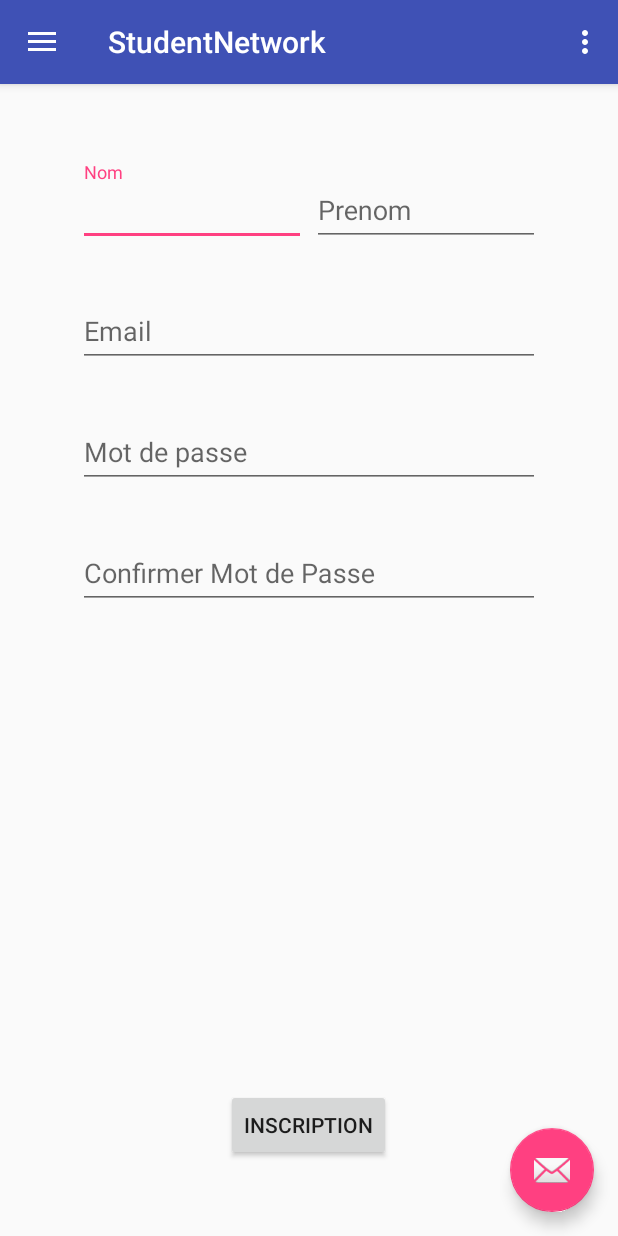
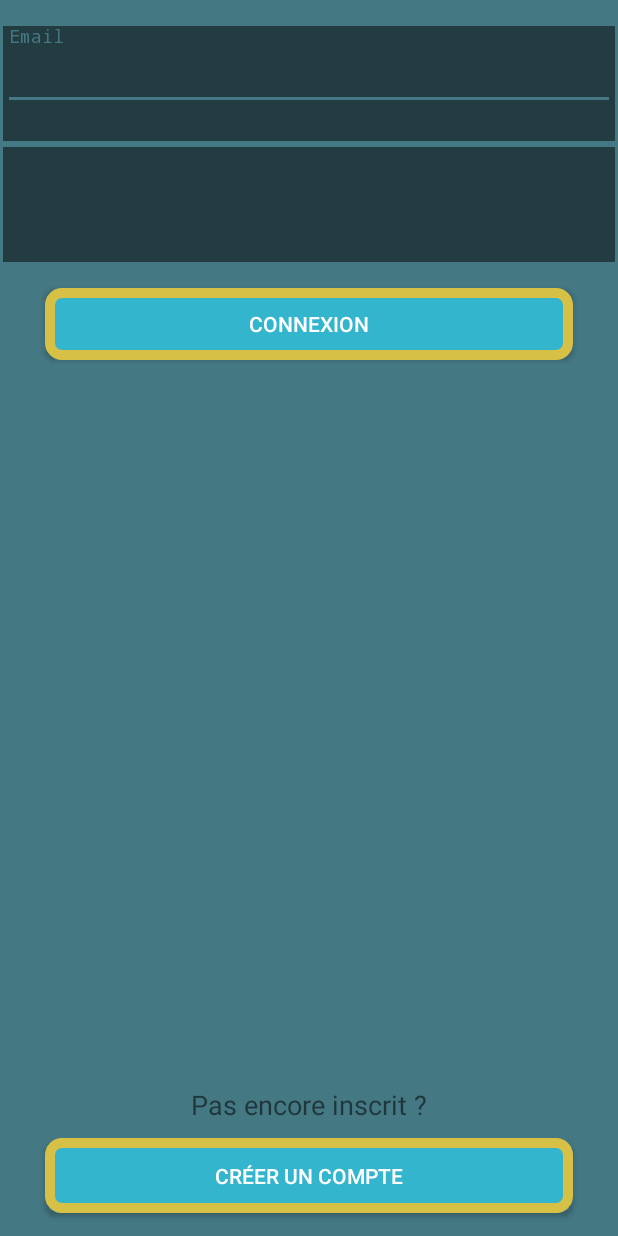
Before and after one commit to KikooNatBG/student-android, an Android app: the screen it shows after launch (NetworkActivity before the commit, LoginActivity after it), on a phone screen of 412 x 824 dp. Run offline under Robolectric (Android 15) with nearby library versions, the phone set to English and light mode, and no system bars.

Commit message:
App style(colors) + custom button + login

```diff
--- a/app/src/main/AndroidManifest.xml
+++ b/app/src/main/AndroidManifest.xml
@@ -23,6 +23,12 @@
                 <category android:name="android.intent.category.LAUNCHER" />
             </intent-filter>
         </activity>
+        <activity
+            android:name=".LoginActivity"
+            android:label="@string/connection"
+            android:theme="@style/AppTheme.NoActionBar">
+        </activity>
+
     </application>
 
 </manifest>
--- /dev/null
+++ b/app/src/main/java/studentnetwork/android/com/studentnetwork/LoginActivity.java
@@ -0,0 +1,30 @@
+package studentnetwork.android.com.studentnetwork;
+
+import android.app.Activity;
+import android.content.Intent;
+import android.os.Bundle;
+import android.support.annotation.Nullable;
+import android.view.View;
+
+/**
+ * Created by Administrateur on 23/04/2018.
+ */
+
+public class LoginActivity extends Activity {
+    @Override
+    protected void onCreate(@Nullable Bundle savedInstanceState) {
+        super.onCreate(savedInstanceState);
+        setContentView(R.layout.activity_login);
+
+
+    }
+
+    public void onClickLogin() {
+        // GSON REQUEST
+    }
+
+    public void onClickRegisterInLogin(View view) {
+        Intent i = new Intent(LoginActivity.this, NetworkActivity.class);
+        startActivity(i);
+    }
+}
--- a/app/src/main/java/studentnetwork/android/com/studentnetwork/SplashScreen.java
+++ b/app/src/main/java/studentnetwork/android/com/studentnetwork/SplashScreen.java
@@ -22,7 +22,7 @@ public class SplashScreen extends Activity{
         new Handler().postDelayed(new Runnable() {
             @Override
             public void run() {
-                Intent i = new Intent(SplashScreen.this, NetworkActivity.class);
+                Intent i = new Intent(SplashScreen.this, LoginActivity.class);
                 startActivity(i);
                 finish();
             }
--- /dev/null
+++ b/app/src/main/res/drawable-v21/roundedbutton.xml
@@ -0,0 +1,7 @@
+<?xml version="1.0" encoding="utf-8"?>
+<shape xmlns:android="http://schemas.android.com/apk/res/android"
+    android:shape="rectangle">
+    <solid android:color="@color/colorSecondaryBlue" />
+    <corners android:radius="8dp" />
+    <stroke android:width="10px" android:color="@color/colorYellow" />
+</shape>
--- /dev/null
+++ b/app/src/main/res/layout/activity_login.xml
@@ -0,0 +1,94 @@
+<?xml version="1.0" encoding="utf-8"?>
+<RelativeLayout xmlns:android="http://schemas.android.com/apk/res/android"
+    android:layout_width="match_parent"
+    android:layout_height="match_parent"
+    xmlns:app="http://schemas.android.com/apk/res-auto"
+    app:layout_behavior="@string/appbar_scrolling_view_behavior"
+    android:background="@color/colorPrimaryBlue">
+    <RelativeLayout
+        android:id="@+id/login_layout"
+        android:layout_width="match_parent"
+        android:layout_height="wrap_content"
+        android:layout_marginTop="15dp">
+
+        <android.support.design.widget.TextInputLayout
+        android:id="@+id/email_layout"
+        android:layout_width="match_parent"
+        android:layout_height="wrap_content"
+        android:layout_margin="2dp"
+        app:errorEnabled="true"
+            android:background="@android:color/black"
+            android:alpha="0.5"
+            >
+
+        <EditText
+            android:id="@+id/login_txt"
+            android:layout_width="match_parent"
+            android:layout_height="wrap_content"
+            android:hint="@string/email"
+            android:inputType="textPassword" />
+
+    </android.support.design.widget.TextInputLayout>
+
+    <android.support.design.widget.TextInputLayout
+        android:id="@+id/login_layout_password"
+        android:layout_width="match_parent"
+        android:layout_height="wrap_content"
+        android:layout_below="@id/email_layout"
+        android:layout_marginTop="10dp"
+        android:layout_margin="2dp"
+        app:errorEnabled="true"
+        android:background="@android:color/black"
+        android:alpha="0.5">
+
+        <EditText
+            android:id="@+id/password_txt"
+            android:layout_width="match_parent"
+            android:layout_height="wrap_content"
+            android:hint="@string/mot_de_passe"
+            android:inputType="textPassword" />
+
+    </android.support.design.widget.TextInputLayout>
+    </RelativeLayout>
+
+    <Button
+        android:layout_width="wrap_content"
+        android:layout_height="wrap_content"
+        android:layout_below="@+id/login_layout"
+        android:layout_centerHorizontal="true"
+        android:onClick="onClickLogin"
+        android:background="@drawable/roundedbutton"
+        android:text="@string/connexion"
+        android:layout_marginTop="15dp"
+        android:layout_alignParentRight="true"
+        android:layout_alignParentLeft="true"
+        android:layout_marginLeft="30dp"
+        android:layout_marginRight="30dp"
+        android:textColor="@android:color/white"/>
+
+    <TextView
+        android:layout_width="wrap_content"
+        android:layout_height="wrap_content"
+        android:text="@string/not_registered"
+        android:layout_above="@+id/register_login_button"
+        android:layout_centerInParent="true"
+        android:layout_marginBottom="10dp"
+        android:textSize="18dp"/>
+
+    <Button
+        android:id="@+id/register_login_button"
+        android:layout_width="wrap_content"
+        android:layout_height="50dp"
+        android:layout_alignParentBottom="true"
+        android:layout_centerHorizontal="true"
+        android:onClick="onClickRegisterInLogin"
+        android:background="@drawable/roundedbutton"
+        android:text="Créer un compte"
+        android:layout_alignParentRight="true"
+        android:layout_alignParentLeft="true"
+        android:layout_marginLeft="30dp"
+        android:layout_marginRight="30dp"
+        android:layout_marginBottom="15dp"
+        android:textColor="@android:color/white"/>
+
+</RelativeLayout>
--- a/app/src/main/res/values/colors.xml
+++ b/app/src/main/res/values/colors.xml
@@ -1,6 +1,7 @@
 <?xml version="1.0" encoding="utf-8"?>
 <resources>
-    <color name="colorPrimary">#3F51B5</color>
-    <color name="colorPrimaryDark">#303F9F</color>
-    <color name="colorAccent">#FF4081</color>
+    <color name="colorPrimaryBlue">#447883</color>
+    <color name="colorSecondaryBlue">#33B5CD</color>
+    <color name="colorYellow">#D6C045</color>
+
 </resources>
--- a/app/src/main/res/values/strings.xml
+++ b/app/src/main/res/values/strings.xml
@@ -17,4 +17,11 @@
     <string name="user_crud_url">kiuser/</string>
     <string name="content_crud">contents/</string>
 
+    <string name="connexion">Connexion</string>
+    <string name="not_registered">Pas encore inscrit ?</string>
+    <string name="connection">Se connecter</string>
+
+    <!-- TODO: Remove or change this placeholder text -->
+    <string name="hello_blank_fragment">Hello blank fragment</string>
+
 </resources>
--- a/app/src/main/res/values/styles.xml
+++ b/app/src/main/res/values/styles.xml
@@ -3,9 +3,8 @@
     <!-- Base application theme. -->
     <style name="AppTheme" parent="Theme.AppCompat.Light.DarkActionBar">
         <!-- Customize your theme here. -->
-        <item name="colorPrimary">@color/colorPrimary</item>
-        <item name="colorPrimaryDark">@color/colorPrimaryDark</item>
-        <item name="colorAccent">@color/colorAccent</item>
+        <item name="colorPrimary">@color/colorPrimaryBlue</item>
+        <item name="colorAccent">@color/colorPrimaryBlue</item>
     </style>
 
     <style name="AppTheme.NoActionBar">
```
Also changed, not shown: app/src/main/java/layout/KIButton.java (added, +109 -0 lines), app/src/main/java/studentnetwork/android/com/studentnetwork/bll/UserLoginService.java (added, +20 -0 lines), app/src/main/res/layout/fragment_kibutton.xml (added, +15 -0 lines).
